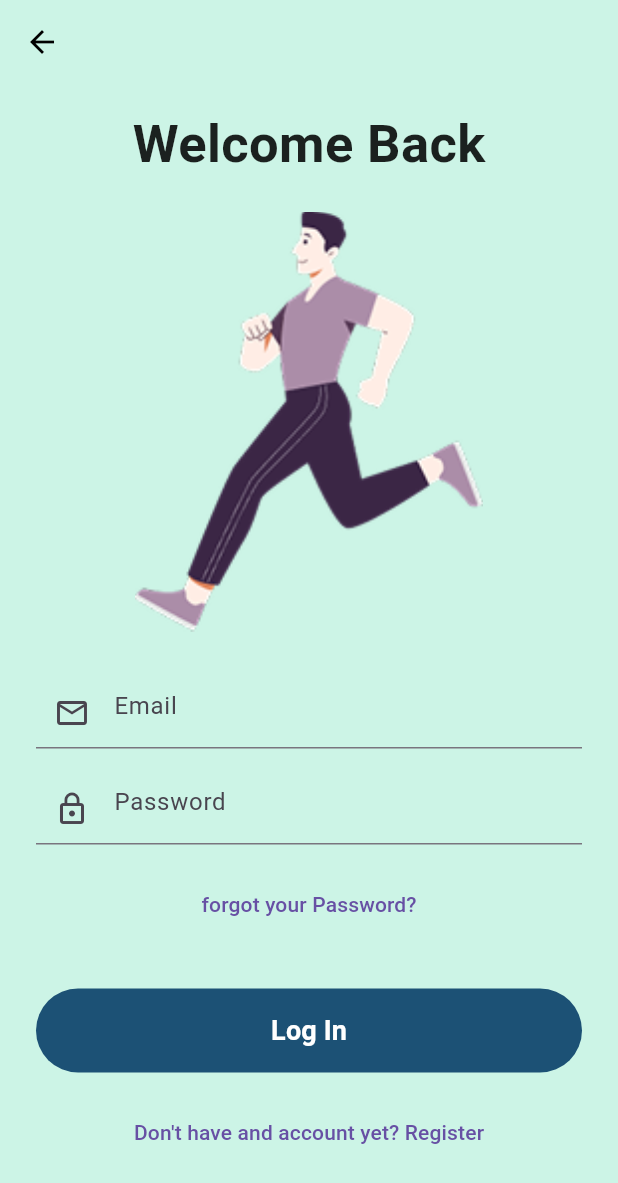
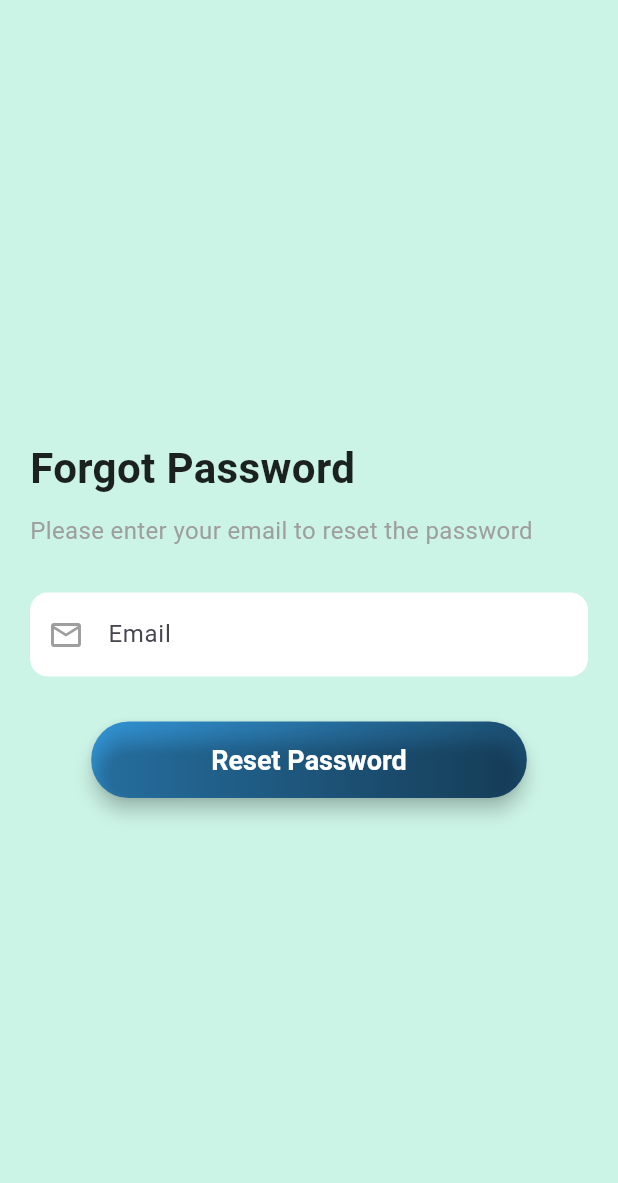
Before and after one commit to Danirug/Sugar_Sync, a Flutter app: the login_Screen screen opened by its route, after a tap on "forgot your Password?", on a phone screen of 412 x 824 dp. Shown: the top 1183 px of the screen. Run offline on Flutter 3.47's test engine with Material 3 defaults, Android fonts, the light colour scheme and no system bars; our stand-ins replace cloud_firestore, firebase_auth, firebase_core, fl_chart; missing offline and left inert: openfoodfacts; accounts and stored records are empty.

Commit message:
Implemented the forgot password screen and its functionality

```diff
--- a/lib/Onborading_Screens/Forgot_password.dart
+++ b/lib/Onborading_Screens/Forgot_password.dart
@@ -0,0 +1,138 @@
+import 'package:firebase_auth/firebase_auth.dart';
+import 'package:flutter/material.dart';
+
+class ForgotPassword extends StatefulWidget {
+  const ForgotPassword({super.key});
+
+  @override
+  State<ForgotPassword> createState() => _ForgotPasswordState();
+}
+
+class _ForgotPasswordState extends State<ForgotPassword> {
+  final TextEditingController _emailController = TextEditingController();
+  bool _isLoading = false;
+
+  //fucntion to send password reset email
+  Future<void> _SendPassowrdResetEmail() async{
+    if(_emailController.text.trim().isEmpty){
+      ScaffoldMessenger.of(context).showSnackBar(
+        SnackBar(content: Text('Please enter your email'))
+      );
+      return;
+    }
+
+    setState(() {
+      _isLoading = true;
+    });
+
+    try{
+      await FirebaseAuth.instance.sendPasswordResetEmail(
+        email: _emailController.text.trim(),
+      );
+      ScaffoldMessenger.of(context).showSnackBar(
+        SnackBar(content: Text('Password Reset email sent check your inbox'),
+        )
+      );
+      Navigator.pop(context);
+    }catch(e){
+      ScaffoldMessenger.of(context).showSnackBar(
+        SnackBar(content: Text('Error sending reset email: $e')),
+      );
+    }finally{
+      setState(() {
+        _isLoading = false;
+      });
+    }
+}
+
+@override
+void dispose(){
+    _emailController.dispose();
+    super.dispose();
+}
+
+  @override
+  Widget build(BuildContext context) {
+    return Scaffold(
+      backgroundColor: Color(0xFFCCF4E6),
+      body: SafeArea(
+        child: Padding(
+          padding: const EdgeInsets.symmetric(horizontal: 20.0),
+          child: Column(
+            mainAxisAlignment: MainAxisAlignment.center,
+            crossAxisAlignment: CrossAxisAlignment.start,
+            children: [
+              const Text(
+                "Forgot Password",
+                style: TextStyle(
+                  fontSize: 28,
+                  fontWeight: FontWeight.bold,
+                  color: Colors.black87,
+                ),
+              ),
+              const SizedBox(height: 10),
+              const Text(
+                "Please enter your email to reset the password",
+                style: TextStyle(
+                  fontSize: 16,
+                  color: Colors.grey,
+                ),
+              ),
+              const SizedBox(height: 30),
+              // Email TextField
+              TextField(
+                controller: _emailController,
+                decoration: InputDecoration(
+                  prefixIcon: const Icon(Icons.email_outlined, color: Colors.grey),
+                  hintText: "Email",
+                  filled: true,
+                  fillColor: Colors.white,
+                  border: OutlineInputBorder(
+                    borderRadius: BorderRadius.circular(12),
+                    borderSide: BorderSide.none,
+                  ),
+                ),
+                keyboardType: TextInputType.emailAddress,
+              ),
+              const SizedBox(height: 30),
+              // Reset Password Button
+              Center(
+                child: Container(
+                  decoration: BoxDecoration(
+                    borderRadius: BorderRadius.circular(25),
+                    gradient: const LinearGradient(
+                      colors: [
+                        Color(0xFF3498DB),
+                        Color(0xFF1C5175),
+                      ],
+                    ),
+                  ),
+                  child: ElevatedButton(
+                    style: ElevatedButton.styleFrom(
+                      padding: const EdgeInsets.symmetric(horizontal: 80, vertical: 15),
+                      shape: RoundedRectangleBorder(
+                        borderRadius: BorderRadius.circular(25),
+                      ),
+                      backgroundColor: Colors.transparent,
+                      foregroundColor: Colors.white,
+                      shadowColor: Colors.black,
+                      elevation: 5,
+                      textStyle: const TextStyle(
+                        fontSize: 18,
+                        fontWeight: FontWeight.bold,
+                      ),
+                    ),
+                    onPressed: _isLoading ? null : _SendPassowrdResetEmail,
+                    child: _isLoading
+                        ? const CircularProgressIndicator(color: Colors.white)
+                        : const Text("Reset Password"),
+                  ),
+                ),
+              ),
+            ],
+          ),
+        ),
+      ),
+    );
+  }
+}
--- a/lib/Onborading_Screens/Login_Screen.dart
+++ b/lib/Onborading_Screens/Login_Screen.dart
@@ -115,7 +115,9 @@
                   Align(
                     alignment: Alignment.center,
                     child: TextButton(
-                      onPressed: (){},
+                      onPressed: (){
+                        Navigator.pushNamed(context, 'ForgotPassword');
+                      },
                       child: Text('forgot your Password?'),
                     ),
                   ),
--- a/lib/main.dart
+++ b/lib/main.dart
@@ -10,6 +10,7 @@
 import 'package:g21285889_daniru_gihen/Dashboard_Screens/UpdatePersonalData_Screen.dart';
 import 'package:g21285889_daniru_gihen/Dashboard_Screens/Insights_Screen.dart';
 import 'package:g21285889_daniru_gihen/Dashboard_Screens/Settings_Screen.dart';
+import 'package:g21285889_daniru_gihen/Onborading_Screens/Forgot_password.dart';
 import 'package:openfoodfacts/openfoodfacts.dart';
 
 void main() async {
@@ -53,8 +54,8 @@
           "DashBoardScreen":(context)=>Dashboard_Screen(),
           "UpdateScreen":(context)=>Update_Screen(),
           "InsightsScreen":(context)=>InsightsScreen(),
-          "SettingScreen":(context)=>SettingsScreen()
-          //"ForgotPassword":(context)=>
+          "SettingScreen":(context)=>SettingsScreen(),
+          "ForgotPassword":(context)=>ForgotPassword(),
         }
     );
   }
```
